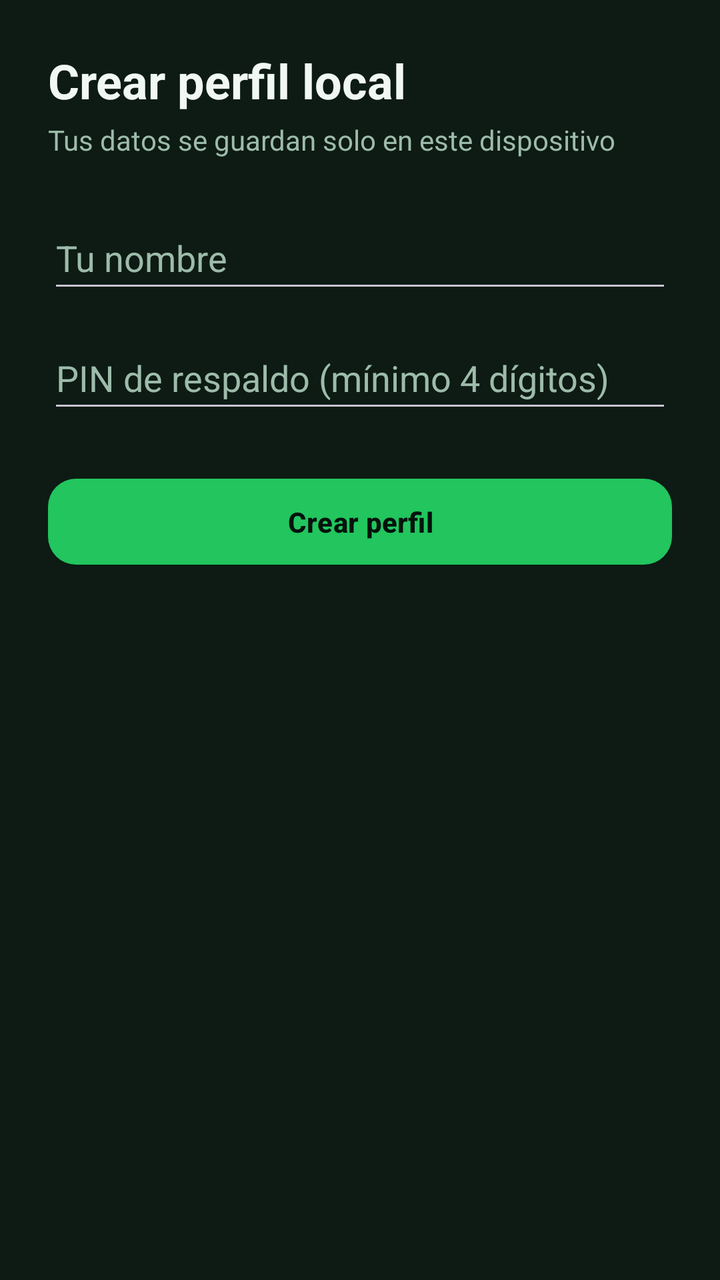
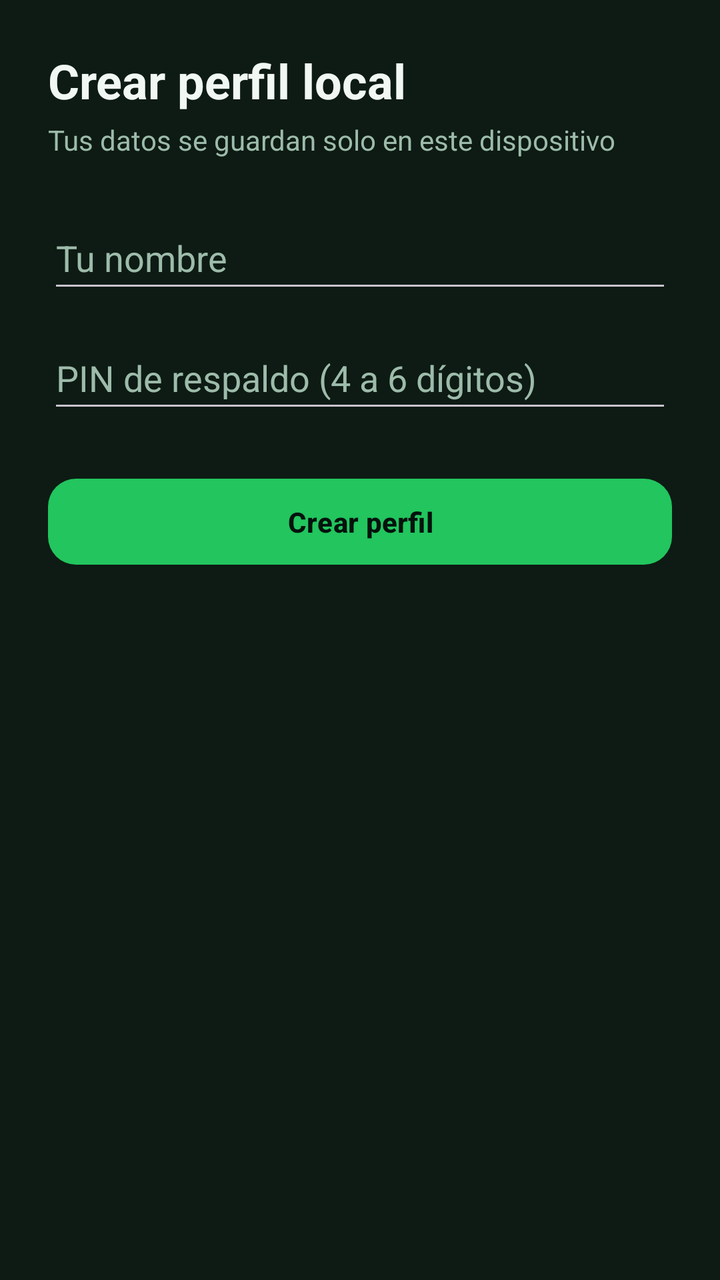

Before-and-after screenshots of an Android layout around one commit, followed by the original layout XML and the change that was made.
<!-- AndroidManifest.xml: application theme Theme.LocalCash -->
<!-- res/layout/activity_setup.xml -->
<?xml version="1.0" encoding="utf-8"?>
<androidx.constraintlayout.widget.ConstraintLayout xmlns:android="http://schemas.android.com/apk/res/android"
    xmlns:app="http://schemas.android.com/apk/res-auto"
    xmlns:tools="http://schemas.android.com/tools"
    android:id="@+id/main"
    android:layout_width="match_parent"
    android:layout_height="match_parent"
    android:background="@color/lc_background"
    tools:context=".SetupActivity">

    <ScrollView
        android:layout_width="0dp"
        android:layout_height="0dp"
        app:layout_constraintBottom_toBottomOf="parent"
        app:layout_constraintEnd_toEndOf="parent"
        app:layout_constraintStart_toStartOf="parent"
        app:layout_constraintTop_toTopOf="parent">

        <LinearLayout
            android:layout_width="match_parent"
            android:layout_height="wrap_content"
            android:orientation="vertical"
            android:padding="24dp">

            <TextView
                android:layout_width="wrap_content"
                android:layout_height="wrap_content"
                android:text="@string/as_titulo"
                android:textColor="@color/lc_text"
                android:textSize="24sp"
                android:textStyle="bold" />

            <TextView
                android:layout_width="wrap_content"
                android:layout_height="wrap_content"
                android:layout_marginTop="4dp"
                android:text="@string/as_subtitulo"
                android:textColor="@color/lc_hint" />

            <EditText
                android:id="@+id/etNombre"
                android:layout_width="match_parent"
                android:layout_height="wrap_content"
                android:layout_marginTop="24dp"
                android:hint="@string/as_etnombre"
                android:inputType="textPersonName"
                android:minHeight="48dp"
                android:textColor="@color/lc_text"
                android:textColorHint="@color/lc_hint" />

            <EditText
                android:id="@+id/etPin"
                android:layout_width="match_parent"
                android:layout_height="wrap_content"
                android:layout_marginTop="12dp"
                android:hint="@string/as_etpin"
                android:inputType="numberPassword"
                android:minHeight="48dp"
                android:textColor="@color/lc_text"
                android:textColorHint="@color/lc_hint" />

            <Button
                android:id="@+id/btnCrearPerfil"
                android:layout_width="match_parent"
                android:layout_height="wrap_content"
                android:layout_marginTop="24dp"
                android:text="@string/as_btncrear" />

        </LinearLayout>

    </ScrollView>

</androidx.constraintlayout.widget.ConstraintLayout>
<!-- resources referenced by this layout -->
<resources>
  <color name="lc_background">#0D1B14</color>
  <color name="lc_hint">#9DBBAA</color>
  <color name="lc_text">#F1F8F4</color>
  <string name="as_btncrear">Crear perfil</string>
  <string name="as_etnombre">Tu nombre</string>
  <string name="as_etpin">PIN de respaldo (mínimo 4 dígitos)</string>
  <string name="as_subtitulo">Tus datos se guardan solo en este dispositivo</string>
  <string name="as_titulo">Crear perfil local</string>
  <style name="Theme.LocalCash" parent="Base.Theme.LocalCash" />
  <style name="Base.Theme.LocalCash" parent="Theme.Material3.Dark.NoActionBar">
          
          <item name="colorPrimary">@color/lc_accent</item>
          <item name="colorOnPrimary">@color/lc_on_primary</item>
          <item name="colorPrimaryContainer">@color/lc_accent_dark</item>
          <item name="colorOnPrimaryContainer">@color/lc_text</item>
          <item name="colorSecondary">@color/lc_accent</item>
          <item name="colorOnSecondary">@color/lc_on_primary</item>
          <item name="colorSecondaryContainer">@color/lc_surface_variant</item>
          <item name="colorOnSecondaryContainer">@color/lc_text</item>
  
          
          <item name="android:colorBackground">@color/lc_background</item>
          <item name="colorSurface">@color/lc_surface</item>
          <item name="colorOnSurface">@color/lc_text</item>
          <item name="colorSurfaceVariant">@color/lc_surface_variant</item>
          <item name="colorOnSurfaceVariant">@color/lc_hint</item>
          <item name="colorOutline">@color/lc_hint</item>
  
          
          <item name="android:statusBarColor">@color/lc_background</item>
          <item name="android:navigationBarColor">@color/lc_background</item>
  
          
          <item name="materialButtonStyle">@style/Widget.LocalCash.Button</item>
      </style>
  <color name="lc_accent">#22C55E</color>
  <color name="lc_on_primary">#04120C</color>
  <color name="lc_accent_dark">#15803D</color>
  <color name="lc_surface_variant">#1E3528</color>
  <color name="lc_surface">#16281E</color>
  <style name="Widget.LocalCash.Button" parent="Widget.Material3.Button">
          <item name="cornerRadius">14dp</item>
          <item name="android:paddingTop">12dp</item>
          <item name="android:paddingBottom">12dp</item>
          <item name="android:textAllCaps">false</item>
          <item name="android:textStyle">bold</item>
      </style>
</resources>

<!-- the commit's change to res/layout/activity_setup.xml (unified diff, before → after) -->
@@ -55,6 +55,7 @@
                 android:layout_marginTop="12dp"
                 android:hint="@string/as_etpin"
                 android:inputType="numberPassword"
+                android:maxLength="6"
                 android:minHeight="48dp"
                 android:textColor="@color/lc_text"
                 android:textColorHint="@color/lc_hint" />
<!-- resource entries referenced after the edit -->
@@ -5,7 +5,7 @@
   <color name="lc_text">#F1F8F4</color>
   <string name="as_btncrear">Crear perfil</string>
   <string name="as_etnombre">Tu nombre</string>
-  <string name="as_etpin">PIN de respaldo (mínimo 4 dígitos)</string>
+  <string name="as_etpin">PIN de respaldo (4 a 6 dígitos)</string>
   <string name="as_subtitulo">Tus datos se guardan solo en este dispositivo</string>
   <string name="as_titulo">Crear perfil local</string>
   <style name="Theme.LocalCash" parent="Base.Theme.LocalCash" />
